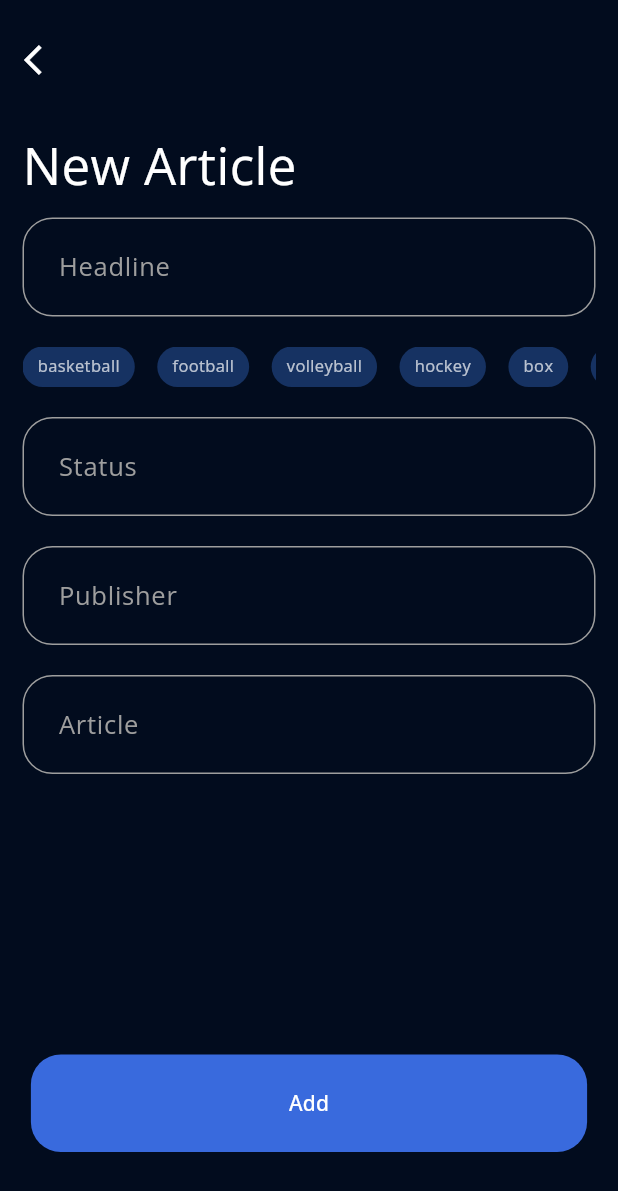
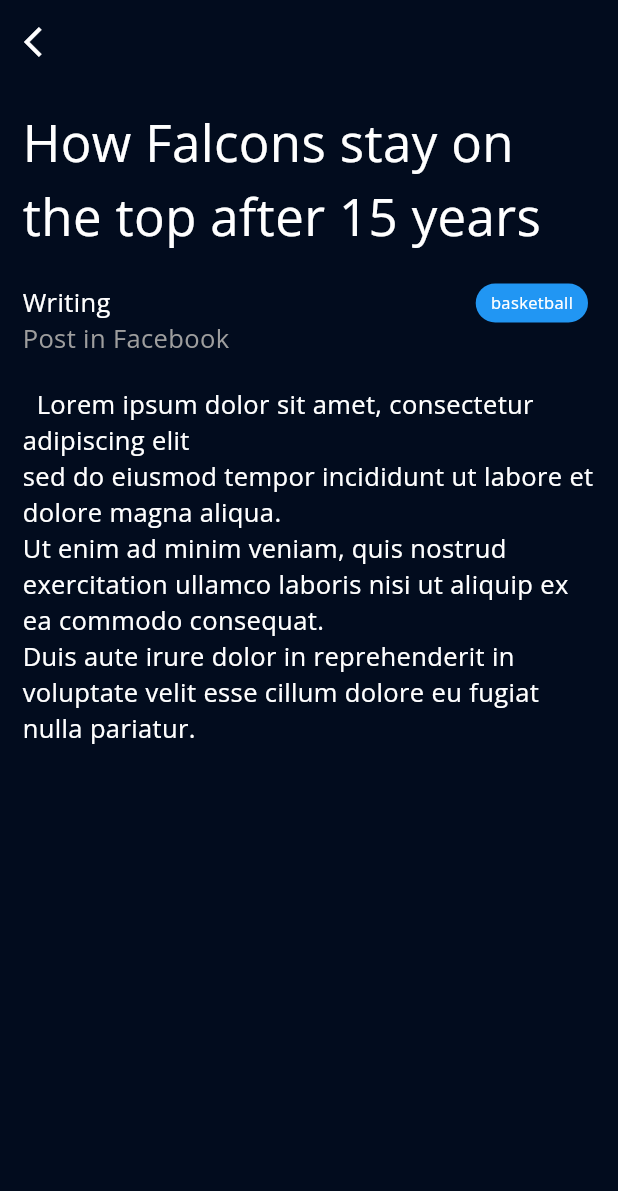
Before and after one commit to ramilsalihar/JournaNet, a Flutter app: the screen it shows after launch, after a tap on "basketball", on a phone screen of 412 x 824 dp. Shown: the top 1191 px of the screen. Run offline on Flutter 3.47's test engine with Material 3 defaults, Android fonts, the phone set to English and light mode, and no system bars; our stand-ins replace google_fonts, smooth_page_indicator.

```diff
--- a/lib/presentation/pages/home/article_content.dart
+++ b/lib/presentation/pages/home/articles/article_content.dart
@@ -1,5 +1,13 @@
 import 'package:flutter/material.dart';
-import 'package:swiftui/presentation/widgets/cards/article_card.dart';
+import 'package:swiftui/presentation/pages/home/articles/article_preview_page.dart';
+import 'package:swiftui/presentation/widgets/cards/app_card.dart';
+
+final article = '''
+  Lorem ipsum dolor sit amet, consectetur adipiscing elit
+sed do eiusmod tempor incididunt ut labore et dolore magna aliqua.
+Ut enim ad minim veniam, quis nostrud exercitation ullamco laboris nisi ut aliquip ex ea commodo consequat.
+Duis aute irure dolor in reprehenderit in voluptate velit esse cillum dolore eu fugiat nulla pariatur.
+  ''';
 
 class ArticleContent extends StatelessWidget {
   const ArticleContent({super.key});
@@ -71,7 +79,24 @@ class ArticleContent extends StatelessWidget {
   Widget _buildArticleList() {
     return Expanded(
       child: ListView.builder(itemBuilder: (context, index) {
-        return const ArticleCard();
+        return AppCard(
+          title: 'How Falcons stay on the top after 15 years',
+          label: 'basketball',
+          details: '',
+          onTap: () {
+            Navigator.of(context).push(
+              MaterialPageRoute(
+                builder: (context) => ArticlePreviewPage(
+                  headline: 'How Falcons stay on the top after 15 years',
+                  status: 'Writing',
+                  publisher: 'Post in Facebook',
+                  article: article,
+                  selectedLabels: {'basketball'},
+                ),
+              ),
+            );
+          },
+        );
       }),
     );
   }
--- a/lib/presentation/pages/home/preview_page.dart
+++ b/lib/presentation/pages/home/articles/article_preview_page.dart
@@ -2,14 +2,14 @@ import 'package:flutter/material.dart';
 import 'package:swiftui/presentation/pages/home/home_page.dart';
 import 'package:swiftui/presentation/widgets/text_label.dart';
 
-class PreviewPage extends StatelessWidget {
+class ArticlePreviewPage extends StatelessWidget {
   final String headline;
   final String status;
   final String publisher;
   final String article;
   final Set<String> selectedLabels;
 
-  const PreviewPage({
+  const ArticlePreviewPage({
     super.key,
     required this.headline,
     required this.status,
--- a/lib/presentation/pages/home/new_article_page.dart
+++ b/lib/presentation/pages/home/articles/new_article_page.dart
@@ -1,5 +1,5 @@
 import 'package:flutter/material.dart';
-import 'package:swiftui/presentation/pages/home/preview_page.dart';
+import 'package:swiftui/presentation/pages/home/articles/article_preview_page.dart';
 import 'package:swiftui/presentation/widgets/buttons/app_text_button.dart';
 import 'package:swiftui/presentation/widgets/forms/app_text_form_field.dart';
 import 'package:swiftui/presentation/widgets/forms/selectable_list.dart';
@@ -31,7 +31,7 @@ class _NewArticlePageState extends State<NewArticlePage> {
   void navigateToPreview() {
     Navigator.of(context).push(
       MaterialPageRoute(
-        builder: (context) => PreviewPage(
+        builder: (context) => ArticlePreviewPage(
           headline: headlineController.text,
           status: statusController.text,
           publisher: publisherController.text,
--- /dev/null
+++ b/lib/presentation/pages/home/events/event_content.dart
@@ -0,0 +1,90 @@
+import 'package:flutter/material.dart';
+import 'package:swiftui/presentation/pages/home/events/event_preview_page.dart';
+import 'package:swiftui/presentation/widgets/cards/app_card.dart';
+
+class EventContent extends StatelessWidget {
+  const EventContent({super.key});
+
+  @override
+  Widget build(BuildContext context) {
+    const isEmpty = false;
+    return Padding(
+      padding: const EdgeInsets.only(
+        top: 30,
+        left: 15,
+        right: 15,
+      ),
+      child: Column(
+        crossAxisAlignment: CrossAxisAlignment.start,
+        children: [
+          _buildHeader(),
+          isEmpty ? _buildEmptyMessage() : _buildArticleList(),
+        ],
+      ),
+    );
+  }
+
+  Widget _buildHeader() {
+    return const Padding(
+      padding: EdgeInsets.only(
+        bottom: 10,
+        left: 5,
+      ),
+      child: Text(
+        'Events',
+        style: TextStyle(
+          fontSize: 34,
+          color: Colors.white,
+        ),
+      ),
+    );
+  }
+
+  Widget _buildEmptyMessage() {
+    return const Expanded(
+      child: Center(
+        child: Padding(
+          padding: EdgeInsets.only(bottom: 70),
+          child: Column(
+            mainAxisAlignment: MainAxisAlignment.center,
+            children: [
+              Text(
+                'No Events added',
+                style: TextStyle(
+                  fontSize: 28,
+                  color: Colors.white,
+                ),
+              ),
+              Text(
+                'Add an event with the plus icon above',
+                style: TextStyle(
+                  fontSize: 17,
+                  color: Colors.grey,
+                ),
+              ),
+            ],
+          ),
+        ),
+      ),
+    );
+  }
+
+  Widget _buildArticleList() {
+    return Expanded(
+      child: ListView.builder(itemBuilder: (context, index) {
+        return AppCard(
+          title: 'Febers VS Toronto',
+          label: '23.01.2024',
+          details: 'Sky Arena, Denver',
+          onTap: () {
+            Navigator.of(context).push(
+              MaterialPageRoute(
+                builder: (context) => const EventPreviewPage(),
+              ),
+            );
+          },
+        );
+      }),
+    );
+  }
+}
--- a/lib/presentation/pages/home/home_page.dart
+++ b/lib/presentation/pages/home/home_page.dart
@@ -1,5 +1,6 @@
 import 'package:flutter/material.dart';
-import 'package:swiftui/presentation/pages/home/article_content.dart';
+import 'package:swiftui/presentation/pages/home/articles/article_content.dart';
+import 'package:swiftui/presentation/pages/home/events/event_content.dart';
 import 'package:swiftui/presentation/widgets/layout/app_bottom_bar.dart';
 
 class HomePage extends StatefulWidget {
@@ -26,6 +27,7 @@ class _HomePageState extends State<HomePage> {
       child: Scaffold(
         backgroundColor: Theme.of(context).primaryColor,
         appBar: AppBar(
+          automaticallyImplyLeading: false,
           backgroundColor: Colors.transparent,
         ),
         body: PageView(
@@ -37,9 +39,7 @@ class _HomePageState extends State<HomePage> {
           },
           children: const [
             ArticleContent(),
-            Center(
-              child: Text('Home'),
-            ),
+            EventContent(),
             Center(
               child: Text('Medication'),
             ),
--- /dev/null
+++ b/lib/presentation/widgets/cards/app_card.dart
@@ -0,0 +1,68 @@
+import 'package:flutter/material.dart';
+import 'package:swiftui/presentation/widgets/text_label.dart';
+
+class AppCard extends StatelessWidget {
+  const AppCard({
+    super.key,
+    required this.details,
+    required this.title,
+    required this.label,
+    required this.onTap,
+  });
+
+  final String title;
+  final String label;
+  final String details;
+  final VoidCallback onTap;
+
+  @override
+  Widget build(BuildContext context) {
+    return GestureDetector(
+      onTap: onTap,
+      child: Padding(
+        padding: const EdgeInsets.only(
+          top: 5,
+          bottom: 5,
+        ),
+        child: Container(
+          padding: const EdgeInsets.all(20),
+          decoration: BoxDecoration(
+            borderRadius: BorderRadius.circular(30),
+            color: Theme.of(context).cardColor.withOpacity(0.7),
+          ),
+          child: Stack(
+            children: [
+              Column(
+                crossAxisAlignment: CrossAxisAlignment.start,
+                children: [
+                  TextLabel(label: label, isSelected: true, onTap: (_) {}),
+                  const SizedBox(
+                    height: 5,
+                  ),
+                  Text(
+                    title,
+                    style: TextStyle(
+                      fontSize: 22,
+                      color: Colors.white,
+                    ),
+                  ),
+                ],
+              ),
+              Positioned(
+                right: 10,
+                // top: 5,
+                child: Text(
+                  details,
+                  style: TextStyle(
+                    fontSize: 17,
+                    color: Colors.grey,
+                  ),
+                ),
+              ),
+            ],
+          ),
+        ),
+      ),
+    );
+  }
+}
--- a/lib/presentation/widgets/cards/article_card.dart
+++ /dev/null
@@ -1,46 +0,0 @@
-import 'package:flutter/material.dart';
-import 'package:swiftui/presentation/pages/home/new_article_page.dart';
-import 'package:swiftui/presentation/widgets/text_label.dart';
-
-class ArticleCard extends StatelessWidget {
-  const ArticleCard({super.key});
-
-  @override
-  Widget build(BuildContext context) {
-    return GestureDetector(
-      onTap: () {
-        Navigator.push(
-            context, MaterialPageRoute(builder: (ctx) => NewArticlePage()));
-      },
-      child: Padding(
-        padding: const EdgeInsets.only(
-          top: 5,
-          bottom: 5,
-        ),
-        child: Container(
-          padding: const EdgeInsets.all(20),
-          decoration: BoxDecoration(
-            borderRadius: BorderRadius.circular(30),
-            color: Theme.of(context).cardColor.withOpacity(0.7),
-          ),
-          child: Column(
-            crossAxisAlignment: CrossAxisAlignment.start,
-            children: [
-              TextLabel(label: 'basketball', isSelected: true, onTap: (_) {}),
-              const SizedBox(
-                height: 5,
-              ),
-              Text(
-                'How Falcons stay on the top after 15 years',
-                style: TextStyle(
-                  fontSize: 22,
-                  color: Colors.white,
-                ),
-              ),
-            ],
-          ),
-        ),
-      ),
-    );
-  }
-}
```
Also changed, not shown: lib/presentation/pages/home/events/event_preview_page.dart (added, +103 -0 lines), lib/presentation/pages/home/events/new_event_page.dart (added).
